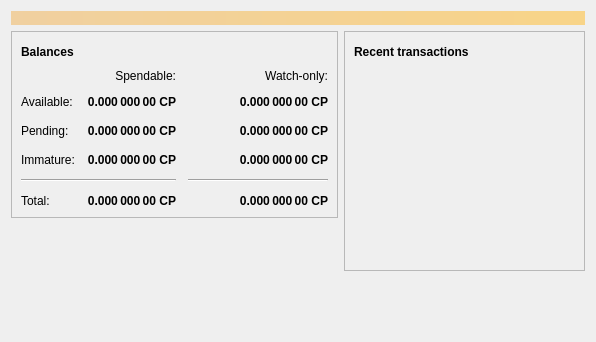
Before: the Qt Designer form src/qt/forms/overviewpage.ui in Hconk/CP, drawn with Qt 5.
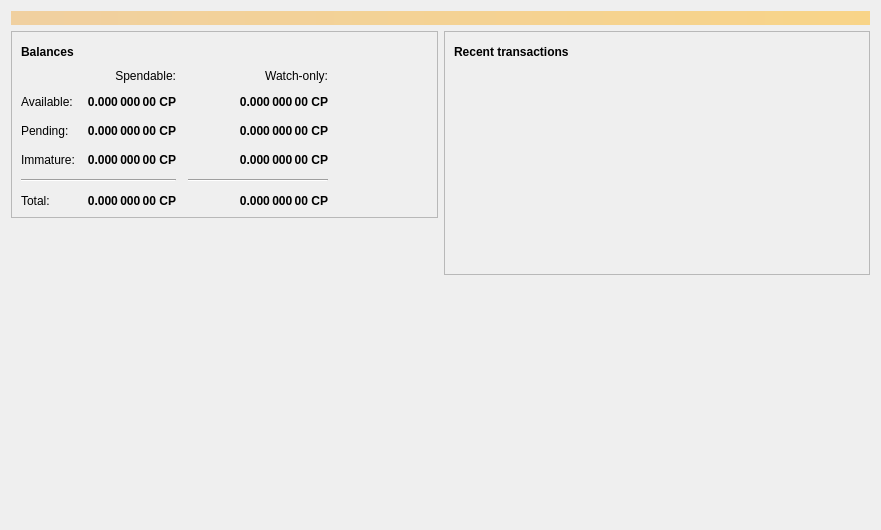
After: the same form once the commit is applied. Icons and pictures are not drawn.

Patch:
```diff
--- a/src/qt/forms/overviewpage.ui
+++ b/src/qt/forms/overviewpage.ui
@@ -6,8 +6,8 @@
    <rect>
     <x>0</x>
     <y>0</y>
-    <width>596</width>
-    <height>342</height>
+    <width>881</width>
+    <height>530</height>
    </rect>
   </property>
   <property name="windowTitle">
@@ -406,6 +406,29 @@
          </layout>
         </widget>
        </item>
+       <item>
+        <spacer name="verticalSpacer_3">
+         <property name="orientation">
+          <enum>Qt::Vertical</enum>
+         </property>
+         <property name="sizeHint" stdset="0">
+          <size>
+           <width>20</width>
+           <height>40</height>
+          </size>
+         </property>
+        </spacer>
+       </item>
+       <item>
+        <widget class="QLabel" name="label">
+         <property name="text">
+          <string/>
+         </property>
+         <property name="pixmap">
+          <pixmap resource="../bitcoin.qrc">:/icons/logo</pixmap>
+         </property>
+        </widget>
+       </item>
        <item>
         <spacer name="verticalSpacer">
          <property name="orientation">
```
Left out of the diff: 4 changed lines with no effect on the pictures.
